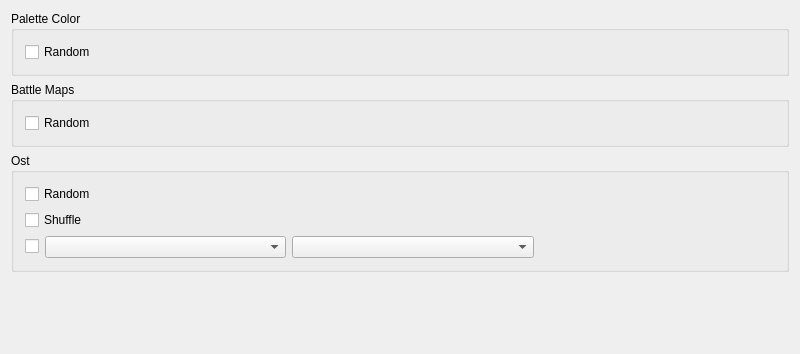
This is src/FrontendQt/ForestWidget.ui in Meos4/Jade-Cocoon-Randomizer as Qt 5 draws it before an edit; both pictures show x 0 to 800 and y 0 to 354 of the 800 by 600 pixel window. The edited form follows.
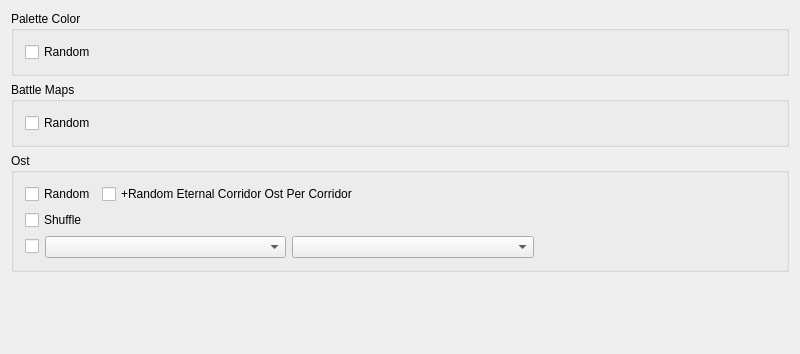
This is the edited form.

Commit message: Add new random eternal corridor ost per corridor option

```diff
--- a/src/FrontendQt/ForestWidget.ui
+++ b/src/FrontendQt/ForestWidget.ui
@@ -69,11 +69,22 @@
      </property>
      <layout class="QVBoxLayout" name="verticalLayout_3">
       <item>
-       <widget class="QCheckBox" name="ostRandom">
-        <property name="text">
-         <string>Random</string>
-        </property>
-       </widget>
+       <layout class="QFormLayout" name="formLayout">
+        <item row="0" column="0">
+         <widget class="QCheckBox" name="ostRandom">
+          <property name="text">
+           <string>Random</string>
+          </property>
+         </widget>
+        </item>
+        <item row="0" column="1">
+         <widget class="QCheckBox" name="ostRandomEternalCorridorOstPerCorridor">
+          <property name="text">
+           <string>+Random Eternal Corridor Ost Per Corridor</string>
+          </property>
+         </widget>
+        </item>
+       </layout>
       </item>
       <item>
        <widget class="QCheckBox" name="ostShuffle">
```
Left out of the diff: 64 changed lines with no effect on the pictures. The commit also changes 9 other files.
